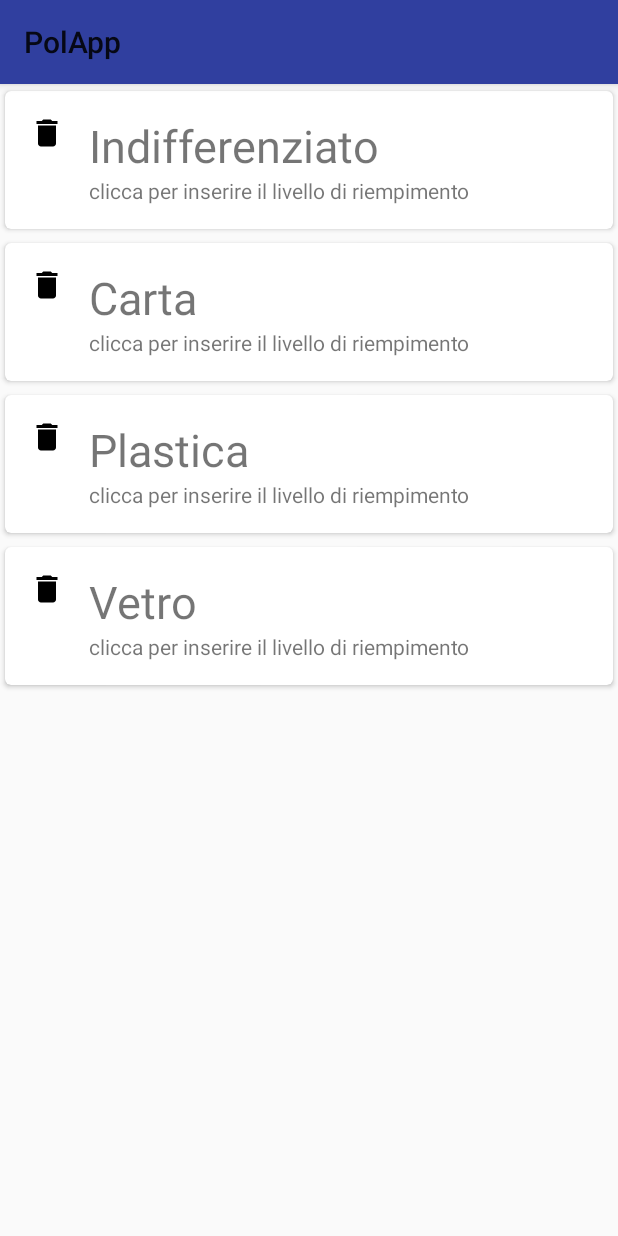
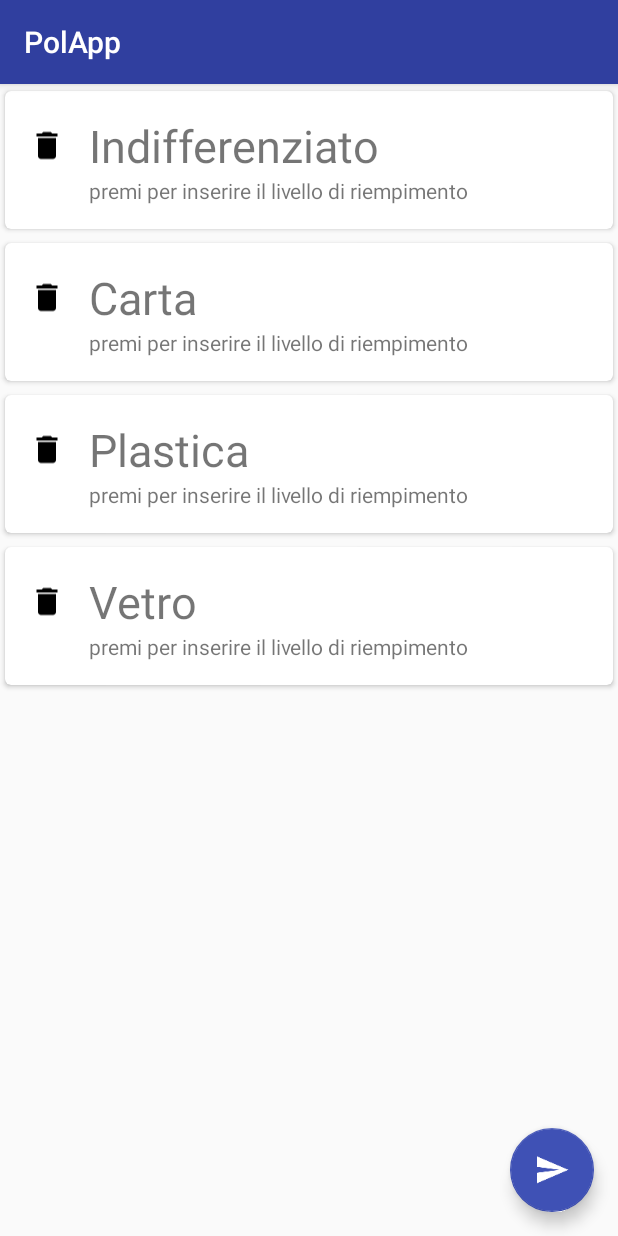
Before and after one commit to OmarGX/PolApp, an Android app: the DetectedActivity screen opened directly, with no data from a screen before it, on a phone screen of 412 x 824 dp. Run offline under Robolectric (Android 15) with nearby library versions, the phone set to English and light mode, and no system bars; 1 statement that could not run was skipped.

Commit message:
aggiunta activity segnalazione corretti alcuni bug

```diff
--- a/app/build.gradle
+++ b/app/build.gradle
@@ -23,6 +23,7 @@ android {
 
 
 
+
 dependencies {
     compile fileTree(dir: 'libs', include: ['*.jar'])
     androidTestCompile('com.android.support.test.espresso:espresso-core:2.2.2', {
--- a/app/src/main/java/disco/unimib/it/polapp/RVAdapter.java
+++ b/app/src/main/java/disco/unimib/it/polapp/RVAdapter.java
@@ -72,7 +72,11 @@ public class RVAdapter extends RecyclerView.Adapter<RVAdapter.CestinoViewHolder>
             mCestino = cestino;
 
             tipo.setText(mCestino.getTipo());
-            indicazioni.setText("clicca per inserire il livello di riempimento");
+            if(cestino.getLivriempimento()==-1) {
+                indicazioni.setText(R.string.indicazionivuoto);
+            }else{
+                indicazioni.setText("Livello Riempimento: "+cestino.getLivriempimento()+"%");
+            }
             fotocestino.setImageResource(R.drawable.ic_delete_black_24dp);
         }
 
--- a/app/src/main/res/layout/activity_detected.xml
+++ b/app/src/main/res/layout/activity_detected.xml
@@ -1,18 +1,24 @@
 <?xml version="1.0" encoding="utf-8"?>
-<LinearLayout
+<android.support.design.widget.CoordinatorLayout
     xmlns:android="http://schemas.android.com/apk/res/android"
     xmlns:app="http://schemas.android.com/apk/res-auto"
     xmlns:tools="http://schemas.android.com/tools"
     android:orientation="vertical" android:layout_width="match_parent"
     android:layout_height="match_parent">
 
-    <android.support.v7.widget.Toolbar
-        android:id="@+id/toolbar2"
+    <android.support.design.widget.AppBarLayout
         android:layout_width="match_parent"
-        android:layout_height="wrap_content"
-        android:background="@color/colorPrimaryDark"
-        android:minHeight="?attr/actionBarSize"
-        android:theme="?attr/actionBarTabTextStyle" />
+        android:layout_height="wrap_content">
+
+        <android.support.v7.widget.Toolbar
+            android:id="@+id/toolbar2"
+            android:layout_width="match_parent"
+            android:layout_height="wrap_content"
+            android:background="@color/colorPrimaryDark"
+            android:minHeight="?attr/actionBarSize"
+            android:theme="@style/AppTheme.Toolbar" />
+
+    </android.support.design.widget.AppBarLayout>
 
     <android.support.v7.widget.RecyclerView
         android:id="@+id/rv"
@@ -21,6 +27,18 @@
         android:clipChildren="false"
         android:clipToPadding="false"
         android:scrollbars="vertical"
-        tools:layout_editor_absoluteX="4dp" />
+        tools:layout_editor_absoluteX="4dp"
+        app:layout_behavior="@string/appbar_scrolling_view_behavior"/>
 
-</LinearLayout>
+
+    <android.support.design.widget.FloatingActionButton
+        android:id="@+id/fab_send"
+        android:layout_width="56dp"
+        android:layout_height="56dp"
+        android:layout_gravity="bottom|end"
+        android:layout_margin="16dp"
+        android:onClick="onClick"
+        app:backgroundTint="@color/colorPrimary"
+        app:srcCompat="@drawable/ic_send_white_24dp" />
+
+</android.support.design.widget.CoordinatorLayout>
--- a/app/src/main/res/layout/cardview.xml
+++ b/app/src/main/res/layout/cardview.xml
@@ -27,6 +27,7 @@
                 android:id="@+id/cestino_photo"
                 android:layout_alignParentLeft="true"
                 android:layout_alignParentTop="true"
+                android:layout_alignBottom="@id/cestino_name"
                 android:layout_marginRight="16dp"
                 />
 
@@ -34,10 +35,10 @@
                 android:layout_width="wrap_content"
                 android:layout_height="wrap_content"
                 android:id="@+id/cestino_name"
-                android:layout_toRightOf="@+id/cestino_photo"
+                android:layout_toEndOf="@+id/cestino_photo"
                 android:layout_alignParentTop="true"
                 android:textSize="30sp"
-                />
+                android:layout_toRightOf="@+id/cestino_photo" />
 
             <TextView
                 android:layout_width="wrap_content"
--- a/app/src/main/res/values/colors.xml
+++ b/app/src/main/res/values/colors.xml
@@ -1,6 +1,6 @@
 <?xml version="1.0" encoding="utf-8"?>
 <resources>
-    <color name="colorPrimary">#3F51B5</color>
+    <color name="colorPrimary">#3f51b5</color>
     <color name="colorPrimaryDark">#303f9f</color>
     <color name="colorAccent">#FF4081</color>
 </resources>
--- a/app/src/main/res/values/strings.xml
+++ b/app/src/main/res/values/strings.xml
@@ -29,6 +29,26 @@
         <item>75%</item>
         <item>100%</item>
     </string-array>
+    <string name="errore">ERRORE!</string>
+    <string name="testoerrore">Seleziona tutti i livelli di riempimento per inviare la notifica!</string>
+    <string name="invionotifica">Invio Notifica</string>
+    <string name="message">Tutti i livelli sono stati inseriti</string>
+    <string name="snackbar">Dati salvati!</string>
+    <string name="snackbaraction">CONTINUA</string>
+    <string name="problem">Segnala un Problema</string>
+    <string name="send">Invia</string>
+    <string name="ok">Ok</string>
+    <string name="cestinoindiff">Indifferenziato</string>
+    <string name="cestinocarta">Carta</string>
+    <string name="cestinoplastica">Plastica</string>
+    <string name="cestinovetro">Vetro</string>
+    <string name="indicazionivuoto">"premi per inserire il livello di riempimento"</string>
+    <string name="indicazionipieno">livello riempimento: </string>
+    <string name="scanqr">Scansiona il QR Code</string>
+    <string name="helpqr">Clicca su questo bottone per iniziare la scansione del Qr Code dell\'area ecologica</string>
+    <string name="description">Descrivi il problema</string>
+    <string name="photo">Allega Foto</string>
+    <string name="photosaved">Foto Salvata</string>
 
     <!-- Strings related to login -->
     <string name="prompt_email">Email</string>
--- /dev/null
+++ b/app/src/main/res/xml/file_paths.xml
@@ -0,0 +1,4 @@
+<?xml version="1.0" encoding="utf-8"?>
+<paths xmlns:android="http://schemas.android.com/apk/res/android">
+    <external-path name="my_images" path="Android/data/disco.unimib.it.polapp/files/Pictures" />
+</paths>
```
Also changed, not shown: app/src/main/AndroidManifest.xml (+15 -4 lines), app/src/main/java/disco/unimib/it/polapp/DetectedActivity.java (+64 -7 lines), app/src/main/java/disco/unimib/it/polapp/LoginActivity.java (+18 -14 lines), app/src/main/java/disco/unimib/it/polapp/MainActivity.java (+5 -3 lines), app/src/main/java/disco/unimib/it/polapp/NotifyActivity.java (added, +58 -0 lines), app/src/main/res/layout/activity_login.xml (+10 -8 lines), app/src/main/res/layout/activity_main.xml (+12 -7 lines), app/src/main/res/layout/activity_notify.xml (added, +69 -0 lines), app/src/main/res/drawable-xxhdpi/ic_send_white_24dp.png (added), app/src/main/res/drawable-xxhdpi/ic_send_white_36dp.png (added).
